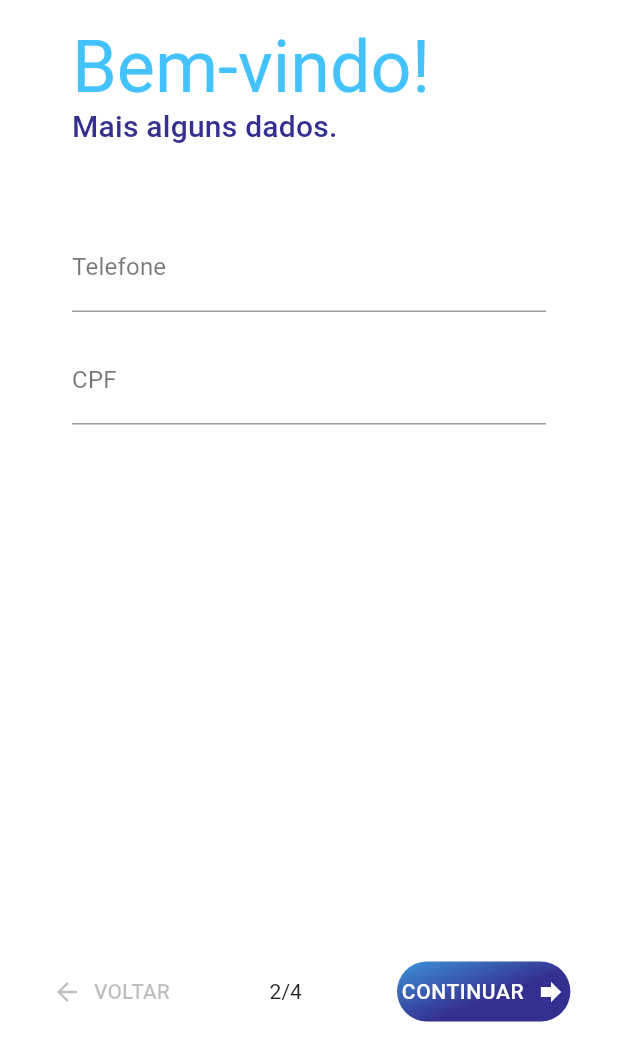
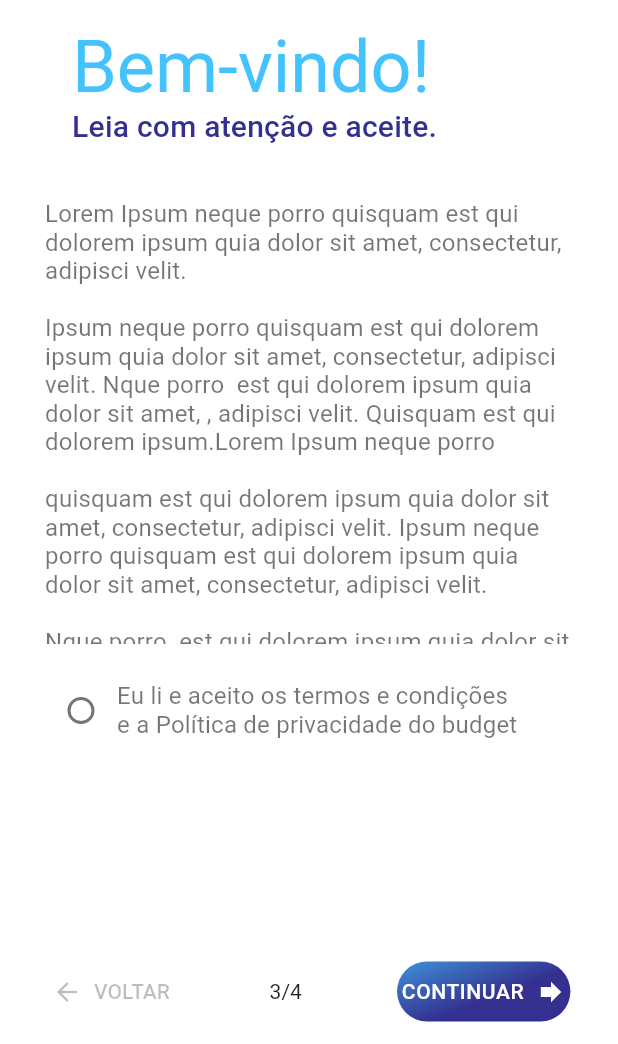
Before and after one commit to AnnaAlbuquerque/raro_budget, a Flutter app: the screen it shows after launch, on a phone screen of 412 x 824 dp, the part 192-1236 px from its top. Run offline on Flutter 3.47's test engine with Material 2 defaults, Android fonts, the phone set to English and light mode, and no system bars; our stand-ins replace shimmer; missing offline and left inert: animated_card, cpf_cnpj_validator; project files that could hold a hidden picture were left out.

Commit message:
terms widget created

```diff
--- a/lib/src/app.dart
+++ b/lib/src/app.dart
@@ -1,5 +1,6 @@
 import 'package:flutter/material.dart';
 import 'package:raro_budget/src/modules/create_account/widgets/phone_cpf_widget.dart';
+import 'package:raro_budget/src/modules/create_account/widgets/terms_widget.dart';
 import 'package:raro_budget/src/modules/splash/splash_page.dart';
 
 class App extends StatelessWidget {
@@ -8,7 +9,7 @@ class App extends StatelessWidget {
     return MaterialApp(
       title: 'Raro Budget',
       debugShowCheckedModeBanner: false,
-      home: PhoneCPFWidget(),
+      home: TermsWidget(),
     );
   }
 }
--- /dev/null
+++ b/lib/src/modules/create_account/widgets/terms_widget.dart
@@ -0,0 +1,167 @@
+import 'package:flutter/material.dart';
+import 'package:raro_budget/src/shared/constants/app_colors.dart';
+import 'package:raro_budget/src/shared/constants/app_text_styles.dart';
+import 'package:raro_budget/src/shared/validators/validators.dart';
+import 'package:raro_budget/src/shared/widgets/custom_button/custom_button_widget.dart';
+import 'package:raro_budget/src/shared/widgets/custom_main_text_title/custom_main_text_title_widget.dart';
+
+class TermsWidget extends StatefulWidget {
+  const TermsWidget({Key? key}) : super(key: key);
+
+  @override
+  _TermsWidgetState createState() => _TermsWidgetState();
+}
+
+class _TermsWidgetState extends State<TermsWidget> {
+  TextEditingController _phoneController = TextEditingController();
+  TextEditingController _cpfController = TextEditingController();
+  GlobalKey<FormState> _formKey = GlobalKey<FormState>();
+
+  final validators = Validators();
+  bool _userTermOption = false;
+
+  static const termMock =
+      "Lorem Ipsum neque porro quisquam est qui dolorem ipsum quia dolor sit amet, consectetur, adipisci velit. \n\nIpsum neque porro quisquam est qui dolorem ipsum quia dolor sit amet, consectetur, adipisci velit. Nque porro  est qui dolorem ipsum quia dolor sit amet, , adipisci velit. Quisquam est qui dolorem ipsum.Lorem Ipsum neque porro \n\nquisquam est qui dolorem ipsum quia dolor sit amet, consectetur, adipisci velit. Ipsum neque porro quisquam est qui dolorem ipsum quia dolor sit amet, consectetur, adipisci velit. \n\nNque porro  est qui dolorem ipsum quia dolor sit amet, , adipisci velit. Quisquam est qui dolorem ipsum.";
+
+  @override
+  Widget build(BuildContext context) {
+    return SafeArea(
+      top: false,
+      bottom: true,
+      child: Scaffold(
+        backgroundColor: AppColors.white,
+        body: Padding(
+          padding: const EdgeInsets.only(top: 74.0, bottom: 32.0),
+          child: Form(
+            key: _formKey,
+            child: Column(
+              mainAxisSize: MainAxisSize.min,
+              crossAxisAlignment: CrossAxisAlignment.start,
+              children: [
+                Padding(
+                  padding: const EdgeInsets.only(
+                    left: 48.0,
+                    right: 48.0,
+                  ),
+                  child: Column(
+                    crossAxisAlignment: CrossAxisAlignment.start,
+                    children: [
+                      Image(
+                        width: 100.0,
+                        height: 54.0,
+                        image: AssetImage('assets/images/logo_budget_blue.png'),
+                      ),
+                      SizedBox(height: 16.0),
+                      CustomMainTextTitle(
+                        titleFirstLine: 'Bem-vindo!',
+                        subtitle: 'Leia com atenção e aceite.',
+                        newUser: false,
+                      ),
+                    ],
+                  ),
+                ),
+                Padding(
+                  padding: const EdgeInsets.only(
+                    left: 30.0,
+                    right: 30.0,
+                  ),
+                  child: Column(
+                    mainAxisSize: MainAxisSize.min,
+                    children: [
+                      SizedBox(height: 30.0),
+                      Container(
+                        height: MediaQuery.of(context).size.height * 0.36,
+                        child: SingleChildScrollView(
+                          child: Column(
+                            mainAxisSize: MainAxisSize.min,
+                            children: [
+                              Text(
+                                termMock,
+                                style: TextStyles.black5416w400Roboto,
+                              ),
+                            ],
+                          ),
+                        ),
+                      ),
+                      SizedBox(
+                        height: 20,
+                      ),
+                      Row(
+                        mainAxisAlignment: MainAxisAlignment.start,
+                        mainAxisSize: MainAxisSize.max,
+                        children: [
+                          Checkbox(
+                            value: _userTermOption,
+                            shape: CircleBorder(),
+                            onChanged: (value) {
+                              setState(() {
+                                _userTermOption = value as bool;
+                              });
+                            },
+                          ),
+                          Text(
+                            "Eu li e aceito os termos e condições \ne a Política de privacidade do budget",
+                            style: TextStyles.black5416w400Roboto,
+                          )
+                        ],
+                      )
+                    ],
+                  ),
+                )
+              ],
+            ),
+          ),
+        ),
+        bottomNavigationBar: Column(
+          mainAxisAlignment: MainAxisAlignment.end,
+          mainAxisSize: MainAxisSize.min,
+          children: [
+            Row(
+              mainAxisAlignment: MainAxisAlignment.spaceAround,
+              children: [
+                CustomButton(
+                  iconLeft: Icons.arrow_back,
+                  text: 'VOLTAR',
+                  useGradientBackground: false,
+                  onTap: () {},
+                ),
+                Text("3/4"),
+                CustomButton(
+                  iconRight: Icons.forward,
+                  text: 'CONTINUAR',
+                  useGradientBackground: true,
+                  onTap: () {
+                    if (_formKey.currentState!.validate()) {
+                      showDialog(
+                          context: context,
+                          builder: (context) => Column(
+                                mainAxisAlignment: MainAxisAlignment.start,
+                                children: [
+                                  Card(
+                                    color: Colors.green,
+                                    shadowColor: Color(0xFFCCCCCC),
+                                    child: Padding(
+                                      padding: const EdgeInsets.all(16.0),
+                                      child: Text(
+                                        "Para testar a validação! Neste caso, passou!",
+                                        style: TextStyle(
+                                            fontSize: 24, color: Colors.white),
+                                      ),
+                                    ),
+                                  ),
+                                ],
+                              ));
+                    }
+                  },
+                ),
+              ],
+            ),
+            SizedBox(
+              height: 15,
+            )
+          ],
+        ),
+      ),
+    );
+  }
+}
```
